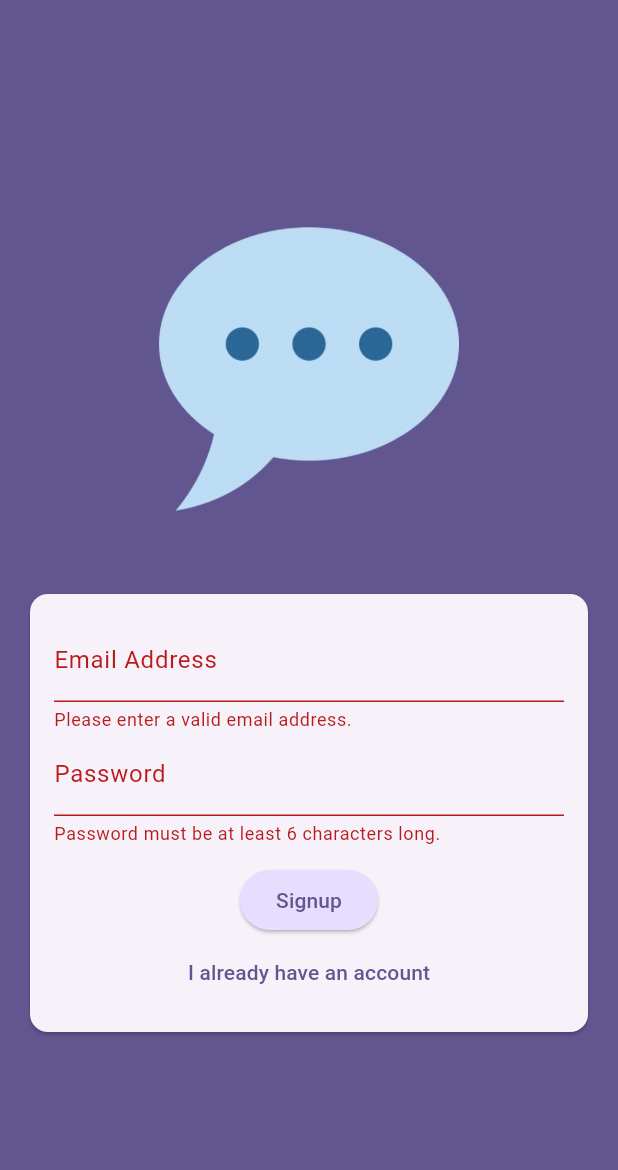
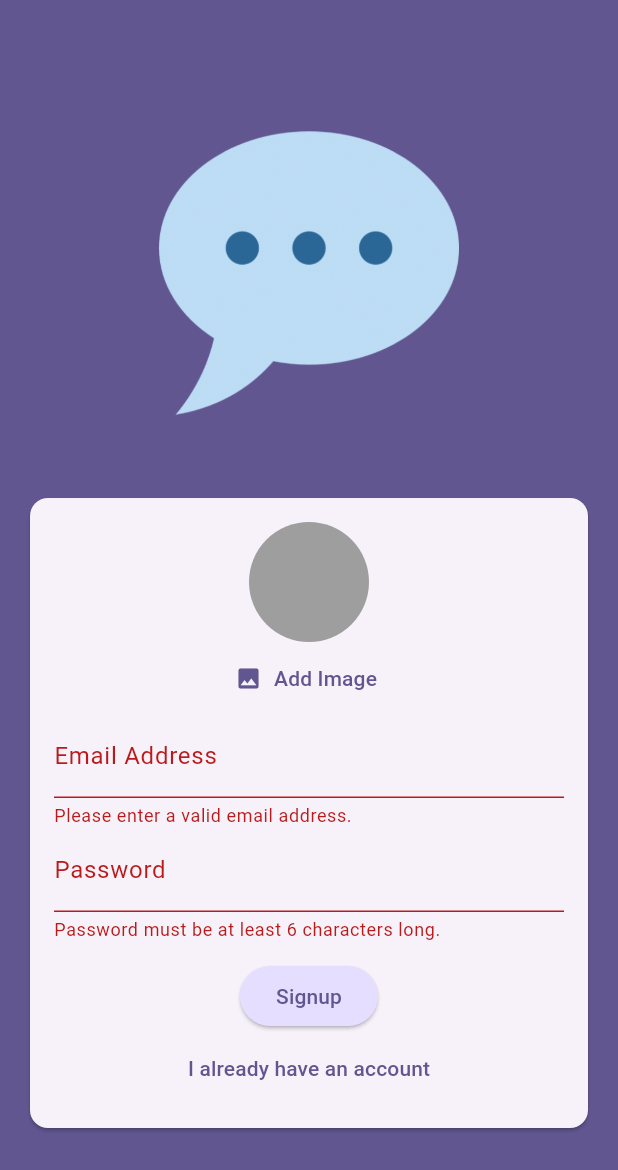
Before and after one commit to tnKiness/flutter_chat_app, a Flutter app: the screen it shows after launch, after a tap on "Login", after a tap on "Create an account", on a phone screen of 412 x 824 dp. Shown: the top 1170 px of the screen. Run offline on Flutter 3.47's test engine with Material 3 defaults, Android fonts, the phone set to English and light mode, and no system bars; our stand-ins replace firebase_auth, firebase_core, image_picker; accounts and stored records are empty.

Commit message:
add image picker

```diff
--- a/lib/presentation_layered/auth/auth_screen.dart
+++ b/lib/presentation_layered/auth/auth_screen.dart
@@ -1,4 +1,6 @@
 // lib/presentation/screens/auth_screen.dart
+import 'dart:io';
+import 'package:chat_app/presentation_layered/auth/image_picker.dart';
 import 'package:flutter/material.dart';
 import 'package:chat_app/business_layered/auth/auth_controller.dart';
 
@@ -16,10 +18,14 @@ class _AuthScreenState extends State<AuthScreen> {
   var _isLogin = true;
   var _enteredEmail = '';
   var _enteredPassword = '';
+  File? _selectedImage;
 
   void _submit() async {
     final isValid = _form.currentState!.validate();
-    if (!isValid) return;
+    if (!isValid || !_isLogin && _selectedImage == null) {
+      return;
+    }
+
     _form.currentState!.save();
 
     await _authController.submitAuth(
@@ -57,6 +63,12 @@ class _AuthScreenState extends State<AuthScreen> {
                       child: Column(
                         mainAxisSize: MainAxisSize.min,
                         children: [
+                          if (!_isLogin)
+                            UserImagePicker(
+                              onPickImage: (pickedIage) {
+                                _selectedImage = pickedIage;
+                              },
+                            ),
                           TextFormField(
                             decoration: const InputDecoration(
                               labelText: 'Email Address',
--- /dev/null
+++ b/lib/presentation_layered/auth/image_picker.dart
@@ -0,0 +1,59 @@
+import 'dart:io';
+
+import 'package:flutter/material.dart';
+import 'package:image_picker/image_picker.dart';
+
+class UserImagePicker extends StatefulWidget {
+  const UserImagePicker({super.key, required this.onPickImage});
+
+  final void Function(File pickedImage) onPickImage;
+
+  @override
+  State<UserImagePicker> createState() {
+    return _UserImagePickerState();
+  }
+}
+
+class _UserImagePickerState extends State<UserImagePicker> {
+  File? _pickedImageFile;
+
+  void _pickImage() async {
+    final pickedImage = await ImagePicker().pickImage(
+      source: ImageSource.camera,
+      imageQuality: 50,
+      maxWidth: 150,
+    );
+
+    if (pickedImage == null) {
+      return;
+    }
+
+    setState(() {
+      _pickedImageFile = File(pickedImage.path);
+    });
+
+    widget.onPickImage(_pickedImageFile!);
+  }
+
+  @override
+  Widget build(BuildContext context) {
+    return Column(
+      children: [
+        CircleAvatar(
+          radius: 40,
+          backgroundColor: Colors.grey,
+          foregroundImage:
+              _pickedImageFile != null ? FileImage(_pickedImageFile!) : null,
+        ),
+        TextButton.icon(
+          onPressed: _pickImage,
+          icon: const Icon(Icons.image),
+          label: Text(
+            'Add Image',
+            style: TextStyle(color: Theme.of(context).colorScheme.primary),
+          ),
+        ),
+      ],
+    );
+  }
+}
--- a/pubspec.yaml
+++ b/pubspec.yaml
@@ -36,6 +36,8 @@ dependencies:
   cupertino_icons: ^1.0.8
   firebase_core: ^3.13.0
   firebase_auth: ^5.5.3
+  cloud_firestore: ^5.6.7
+  image_picker: ^1.0.4
 
 dev_dependencies:
   flutter_test:
```
Also changed, not shown: lib/presentation_layered/splash/splash_screen.dart (added, +13 -0 lines), pubspec.lock, 6 other files.
